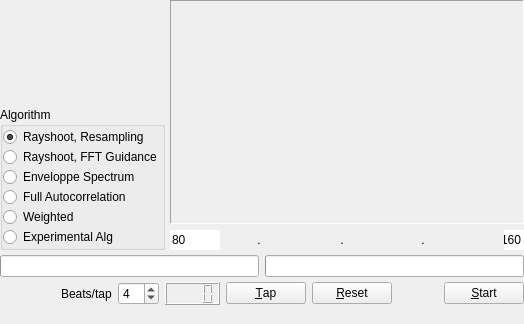
mihow/bpmdj, file ui-bpmcounter.ui: the form before one commit.
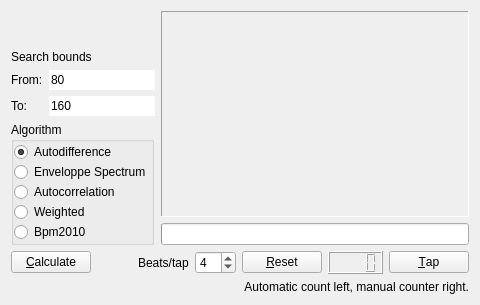
The form after the commit.

Commit message: Gcc 4.6.1-5, Modularized BPM counting algorithms.

Patch:
```diff
--- a/ui-bpmcounter.ui
+++ b/ui-bpmcounter.ui
@@ -6,103 +6,63 @@
    <rect>
     <x>0</x>
     <y>0</y>
-    <width>524</width>
-    <height>324</height>
+    <width>480</width>
+    <height>305</height>
    </rect>
   </property>
   <property name="windowTitle">
    <string>Form</string>
   </property>
-  <layout class="QGridLayout">
-   <property name="margin">
-    <number>0</number>
-   </property>
-   <property name="spacing">
-    <number>5</number>
-   </property>
-   <item row="1" column="0">
-    <widget class="QGroupBox" name="algorithm">
-     <property name="title">
-      <string>Algorithm</string>
-     </property>
-     <layout class="QGridLayout">
-      <property name="margin">
-       <number>0</number>
-      </property>
-      <property name="spacing">
-       <number>0</number>
-      </property>
-      <item row="4" column="0">
-       <widget class="QRadioButton" name="weightedEnvCor">
-        <property name="text">
-         <string>Weighted</string>
-        </property>
-        <property name="checked">
-         <bool>false</bool>
-        </property>
-       </widget>
-      </item>
-      <item row="3" column="0">
-       <widget class="QRadioButton" name="fullAutoCorrelation">
-        <property name="text">
-         <string>Full Autocorrelation</string>
-        </property>
-       </widget>
-      </item>
-      <item row="2" column="0">
-       <widget class="QRadioButton" name="enveloppeSpectrum">
-        <property name="text">
-         <string>Enveloppe Spectrum</string>
-        </property>
-       </widget>
-      </item>
-      <item row="1" column="0">
-       <widget class="QRadioButton" name="ultraLongFFT">
-        <property name="text">
-         <string>Rayshoot, FFT Guidance</string>
-        </property>
-        <property name="checked">
-         <bool>false</bool>
-        </property>
-       </widget>
-      </item>
-      <item row="0" column="0">
-       <widget class="QRadioButton" name="resamplingScan">
-        <property name="text">
-         <string>Rayshoot, Resampling</string>
-        </property>
-        <property name="checked">
-         <bool>true</bool>
-        </property>
-       </widget>
-      </item>
-      <item row="5" column="0">
-       <widget class="QRadioButton" name="experimentalAlg">
-        <property name="text">
-         <string>Experimental Alg</string>
-        </property>
-       </widget>
-      </item>
-     </layout>
-    </widget>
+  <layout class="QGridLayout" name="gridLayout">
+   <item row="2" column="1" rowspan="5">
+    <layout class="QVBoxLayout" name="verticalLayout">
+     <item>
+      <widget class="QLabel" name="BpmPix">
+       <property name="sizePolicy">
+        <sizepolicy hsizetype="MinimumExpanding" vsizetype="MinimumExpanding">
+         <horstretch>0</horstretch>
+         <verstretch>0</verstretch>
+        </sizepolicy>
+       </property>
+       <property name="minimumSize">
+        <size>
+         <width>0</width>
+         <height>200</height>
+        </size>
+       </property>
+       <property name="cursor">
+        <cursorShape>ArrowCursor</cursorShape>
+       </property>
+       <property name="frameShape">
+        <enum>QFrame::Panel</enum>
+       </property>
+       <property name="frameShadow">
+        <enum>QFrame::Sunken</enum>
+       </property>
+       <property name="scaledContents">
+        <bool>true</bool>
+       </property>
+       <property name="wordWrap">
+        <bool>false</bool>
+       </property>
+      </widget>
+     </item>
+     <item>
+      <widget class="QProgressBar" name="ReadingBar">
+       <property name="sizePolicy">
+        <sizepolicy hsizetype="MinimumExpanding" vsizetype="Maximum">
+         <horstretch>0</horstretch>
+         <verstretch>0</verstretch>
+        </sizepolicy>
+       </property>
+       <property name="orientation">
+        <enum>Qt::Horizontal</enum>
+       </property>
+      </widget>
+     </item>
+    </layout>
    </item>
-   <item row="0" column="0">
-    <spacer>
-     <property name="orientation">
-      <enum>Qt::Vertical</enum>
-     </property>
-     <property name="sizeType">
-      <enum>QSizePolicy::Expanding</enum>
-     </property>
-     <property name="sizeHint" stdset="0">
-      <size>
-       <width>20</width>
-       <height>51</height>
-      </size>
-     </property>
-    </spacer>
-   </item>
-   <item row="3" column="0" colspan="2">
+   <item row="7" column="0" colspan="2">
     <layout class="QHBoxLayout">
      <property name="spacing">
       <number>6</number>
@@ -110,6 +70,25 @@
      <property name="margin">
       <number>0</number>
      </property>
+     <item>
+      <widget class="QPushButton" name="StartStop">
+       <property name="enabled">
+        <bool>true</bool>
+       </property>
+       <property name="sizePolicy">
+        <sizepolicy hsizetype="Maximum" vsizetype="Fixed">
+         <horstretch>0</horstretch>
+         <verstretch>0</verstretch>
+        </sizepolicy>
+       </property>
+       <property name="text">
+        <string>&amp;Calculate</string>
+       </property>
+       <property name="shortcut">
+        <string>Alt+S</string>
+       </property>
+      </widget>
+     </item>
      <item>
       <spacer>
        <property name="orientation">
@@ -149,6 +128,16 @@
        </property>
       </widget>
      </item>
+     <item>
+      <widget class="QPushButton" name="resetButton">
+       <property name="text">
+        <string>&amp;Reset</string>
+       </property>
+       <property name="shortcut">
+        <string>Alt+R</string>
+       </property>
+      </widget>
+     </item>
      <item>
       <widget class="QLCDNumber" name="TapLcd">
        <property name="numDigits">
@@ -166,121 +155,68 @@
        </property>
       </widget>
      </item>
+    </layout>
+   </item>
+   <item row="8" column="0" colspan="2">
+    <layout class="QHBoxLayout" name="horizontalLayout">
      <item>
-      <widget class="QPushButton" name="resetButton">
+      <widget class="QLabel" name="StatusLabel">
        <property name="text">
-        <string>&amp;Reset</string>
+        <string>Automatic count left, manual counter right.</string>
        </property>
-       <property name="shortcut">
-        <string>Alt+R</string>
+       <property name="alignment">
+        <set>Qt::AlignRight|Qt::AlignTrailing|Qt::AlignVCenter</set>
        </property>
       </widget>
      </item>
-     <item>
-      <widget class="QPushButton" name="BusyToggle">
-       <property name="enabled">
-        <bool>false</bool>
-       </property>
-       <property name="sizePolicy">
-        <sizepolicy hsizetype="Fixed" vsizetype="Fixed">
-         <horstretch>0</horstretch>
-         <verstretch>0</verstretch>
-        </sizepolicy>
-       </property>
-       <property name="focusPolicy">
-        <enum>Qt::NoFocus</enum>
-       </property>
-       <property name="text">
-        <string/>
-       </property>
-       <property name="shortcut">
-        <string/>
-       </property>
-       <property name="checkable">
-        <bool>true</bool>
-       </property>
-       <property name="flat">
-        <bool>true</bool>
-       </property>
-      </widget>
-     </item>
-     <item>
-      <widget class="QPushButton" name="StartStop">
-       <property name="enabled">
-        <bool>true</bool>
-       </property>
-       <property name="text">
-        <string>&amp;Start</string>
-       </property>
-       <property name="shortcut">
-        <string>Alt+S</string>
-       </property>
-      </widget>
-     </item>
     </layout>
    </item>
-   <item row="2" column="0" colspan="2">
-    <layout class="QHBoxLayout">
-     <property name="spacing">
-      <number>6</number>
+   <item row="3" column="0">
+    <spacer name="verticalSpacer">
+     <property name="orientation">
+      <enum>Qt::Vertical</enum>
      </property>
-     <property name="margin">
-      <number>0</number>
+     <property name="sizeHint" stdset="0">
+      <size>
+       <width>20</width>
+       <height>40</height>
+      </size>
      </property>
-     <item>
-      <widget class="QProgressBar" name="ReadingBar"/>
-     </item>
-     <item>
-      <widget class="QProgressBar" name="CountingBar"/>
-     </item>
-    </layout>
+    </spacer>
    </item>
-   <item row="0" column="1" rowspan="2">
-    <layout class="QVBoxLayout">
-     <property name="spacing">
-      <number>6</number>
-     </property>
-     <property name="margin">
-      <number>0</number>
-     </property>
+   <item row="5" column="0">
+    <layout class="QHBoxLayout" name="horizontalLayout_2">
      <item>
-      <widget class="QLabel" name="BpmPix">
-       <property name="minimumSize">
-        <size>
-         <width>0</width>
-         <height>200</height>
-        </size>
-       </property>
-       <property name="cursor">
-        <cursorShape>ArrowCursor</cursorShape>
-       </property>
-       <property name="frameShape">
-        <enum>QFrame::Panel</enum>
-       </property>
-       <property name="frameShadow">
-        <enum>QFrame::Sunken</enum>
-       </property>
-       <property name="scaledContents">
-        <bool>true</bool>
-       </property>
-       <property name="wordWrap">
-        <bool>false</bool>
-       </property>
-      </widget>
+      <layout class="QVBoxLayout" name="verticalLayout_3">
+       <item>
+        <widget class="QLabel" name="label_2">
+         <property name="text">
+          <string>From:</string>
+         </property>
+        </widget>
+       </item>
+       <item>
+        <widget class="QLabel" name="label_3">
+         <property name="text">
+          <string>To:</string>
+         </property>
+        </widget>
+       </item>
+      </layout>
      </item>
      <item>
-      <layout class="QHBoxLayout">
-       <property name="spacing">
-        <number>6</number>
-       </property>
-       <property name="margin">
-        <number>0</number>
-       </property>
+      <layout class="QVBoxLayout" name="verticalLayout_2">
        <item>
         <widget class="QLineEdit" name="FromBpmEdit">
          <property name="enabled">
           <bool>true</bool>
          </property>
+         <property name="sizePolicy">
+          <sizepolicy hsizetype="Maximum" vsizetype="Fixed">
+           <horstretch>0</horstretch>
+           <verstretch>0</verstretch>
+          </sizepolicy>
+         </property>
          <property name="minimumSize">
           <size>
            <width>50</width>
@@ -295,115 +231,6 @@
          </property>
         </widget>
        </item>
-       <item>
-        <spacer>
-         <property name="orientation">
-          <enum>Qt::Horizontal</enum>
-         </property>
-         <property name="sizeType">
-          <enum>QSizePolicy::Expanding</enum>
-         </property>
-         <property name="sizeHint" stdset="0">
-          <size>
-           <width>160</width>
-           <height>20</height>
-          </size>
-         </property>
-        </spacer>
-       </item>
-       <item>
-        <widget class="QLabel" name="X1">
-         <property name="text">
-          <string>.</string>
-         </property>
-         <property name="alignment">
-          <set>Qt::AlignCenter</set>
-         </property>
-         <property name="wordWrap">
-          <bool>false</bool>
-         </property>
-        </widget>
-       </item>
-       <item>
-        <spacer>
-         <property name="orientation">
-          <enum>Qt::Horizontal</enum>
-         </property>
-         <property name="sizeType">
-          <enum>QSizePolicy::Expanding</enum>
-         </property>
-         <property name="sizeHint" stdset="0">
-          <size>
-           <width>201</width>
-           <height>20</height>
-          </size>
-         </property>
-        </spacer>
-       </item>
-       <item>
-        <widget class="QLabel" name="X2">
-         <property name="text">
-          <string>.</string>
-         </property>
-         <property name="alignment">
-          <set>Qt::AlignCenter</set>
-         </property>
-         <property name="wordWrap">
-          <bool>false</bool>
-         </property>
-        </widget>
-       </item>
-       <item>
-        <spacer>
-         <property name="orientation">
-          <enum>Qt::Horizontal</enum>
-         </property>
-         <property name="sizeType">
-          <enum>QSizePolicy::Expanding</enum>
-         </property>
-         <property name="sizeHint" stdset="0">
-          <size>
-           <width>200</width>
-           <height>20</height>
-          </size>
-         </property>
-        </spacer>
-       </item>
-       <item>
-        <widget class="QLabel" name="X3">
-         <property name="sizePolicy">
-          <sizepolicy hsizetype="MinimumExpanding" vsizetype="Preferred">
-           <horstretch>0</horstretch>
-           <verstretch>0</verstretch>
-          </sizepolicy>
-         </property>
-         <property name="text">
-          <string>.</string>
-         </property>
-         <property name="alignment">
-          <set>Qt::AlignCenter</set>
-         </property>
-         <property name="wordWrap">
-          <bool>false</bool>
-         </property>
-        </widget>
-       </item>
-       <item>
-        <spacer>
-         <property name="orientation">
-          <enum>Qt::Horizontal</enum>
-         </property>
-         <property name="sizeType">
-          <enum>QSizePolicy::Expanding</enum>
-         </property>
-         <property name="sizeHint" stdset="0">
-          <size>
-           <width>201</width>
-           <height>20</height>
-          </size>
-         </property>
-        </spacer>
-       </item>
        <item>
         <widget class="QLineEdit" name="ToBpmEdit">
          <property name="enabled">
@@ -421,23 +248,79 @@
          <property name="frame">
           <bool>false</bool>
          </property>
-         <property name="alignment">
-          <set>Qt::AlignRight</set>
-         </property>
         </widget>
        </item>
       </layout>
      </item>
     </layout>
    </item>
-   <item row="4" column="0" colspan="2">
-    <widget class="QLabel" name="StatusLabel">
+   <item row="4" column="0">
+    <widget class="QLabel" name="label">
      <property name="text">
-      <string/>
+      <string>Search bounds</string>
      </property>
-     <property name="alignment">
-      <set>Qt::AlignRight|Qt::AlignTrailing|Qt::AlignVCenter</set>
+    </widget>
+   </item>
+   <item row="6" column="0">
+    <widget class="QGroupBox" name="algorithm">
+     <property name="sizePolicy">
+      <sizepolicy hsizetype="Maximum" vsizetype="Preferred">
+       <horstretch>0</horstretch>
+       <verstretch>0</verstretch>
+      </sizepolicy>
      </property>
+     <property name="title">
+      <string>Algorithm</string>
+     </property>
+     <layout class="QGridLayout">
+      <property name="margin">
+       <number>0</number>
+      </property>
+      <property name="spacing">
+       <number>0</number>
+      </property>
+      <item row="3" column="0">
+       <widget class="QRadioButton" name="weightedEnvCor">
+        <property name="text">
+         <string>Weighted</string>
+        </property>
+        <property name="checked">
+         <bool>false</bool>
+        </property>
+       </widget>
+      </item>
+      <item row="2" column="0">
+       <widget class="QRadioButton" name="fullAutoCorrelation">
+        <property name="text">
+         <string>Autocorrelation</string>
+        </property>
+       </widget>
+      </item>
+      <item row="1" column="0">
+       <widget class="QRadioButton" name="enveloppeSpectrum">
+        <property name="text">
+         <string>Enveloppe Spectrum</string>
+        </property>
+       </widget>
+      </item>
+      <item row="0" column="0">
+       <widget class="QRadioButton" name="resamplingScan">
+        <property name="text">
+         <string>Autodifference</string>
+        </property>
+        <property name="checked">
+         <bool>true</bool>
+        </property>
+       </widget>
+      </item>
+      <item row="4" column="0">
+       <widget class="QRadioButton" name="experimentalAlg">
+        <property name="text">
+         <string>Bpm2010</string>
+        </property>
+       </widget>
+      </item>
+     </layout>
     </widget>
    </item>
   </layout>
```
Left out of the diff: 80 changed lines with no effect on the pictures. The commit also changes 228 other files.
